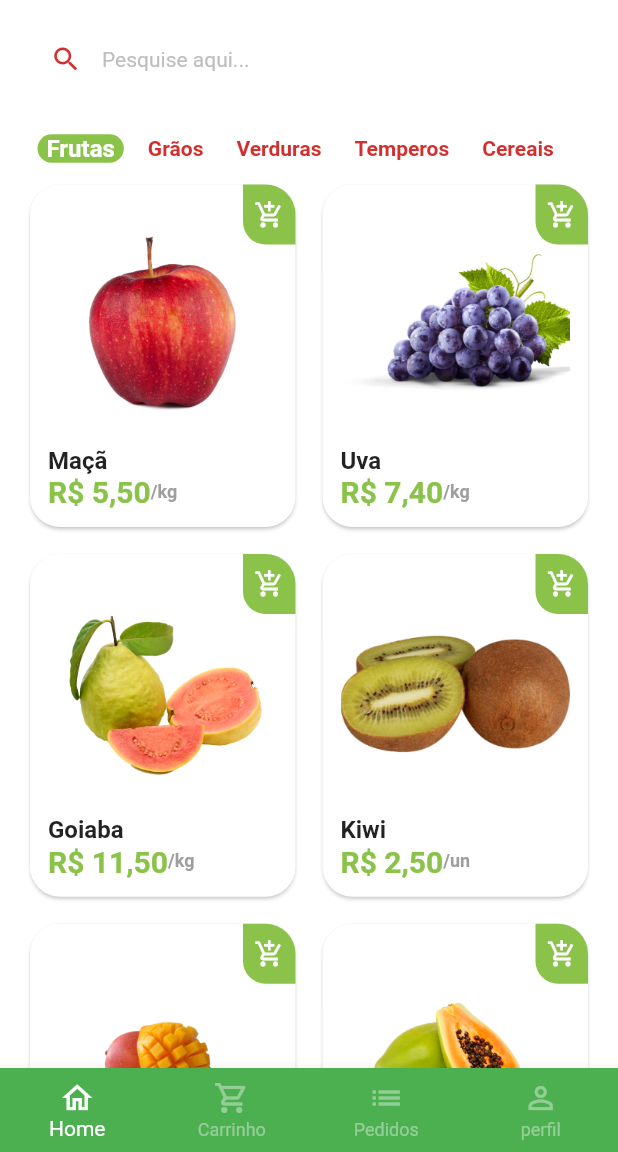
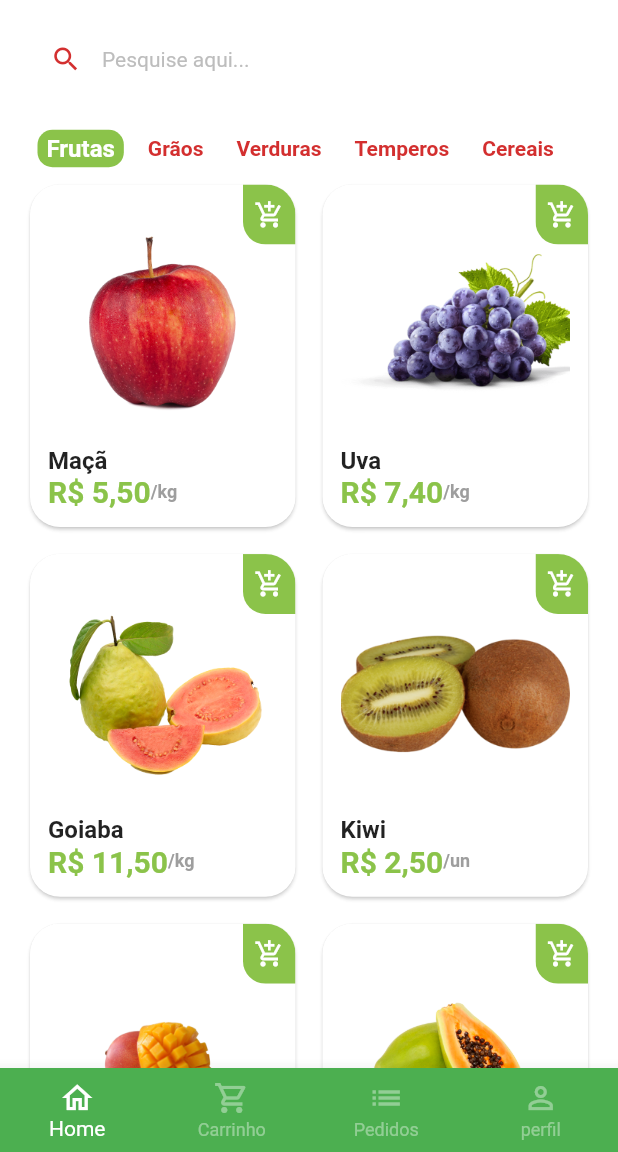
Before and after one commit to gabrieltenachous/greengrocer, a Flutter app: the BaseScreen screen opened directly, after a tap on an icon or button, on a phone screen of 412 x 824 dp, the part 84-1236 px from its top. Run offline on Flutter 3.47's test engine with Material 2 defaults, Android fonts, the phone set to English and light mode, and no system bars; drawn by our look-alikes of badges; our stand-ins replace animated_text_kit, fluttertoast, mask_text_input_formatter, qr_flutter, shimmer; missing offline and left inert: add_to_cart_animation.

Commit message:
greegrocer UI

```diff
--- a/lib/src/pages/base/base_screen.dart
+++ b/lib/src/pages/base/base_screen.dart
@@ -20,13 +20,7 @@ class _BaseScreenState extends State<BaseScreen> {
       body: PageView(
         physics: const NeverScrollableScrollPhysics(),
         controller: pageController,
-        children: const [
-          HomeTab(),
-          CartTab(),
-          OrdersTab(),
-          ProfileTab()
-
-        ],
+        children: const [HomeTab(), CartTab(), OrdersTab(), ProfileTab()],
       ),
       bottomNavigationBar: BottomNavigationBar(
         currentIndex: currentIndex,
@@ -34,7 +28,12 @@ class _BaseScreenState extends State<BaseScreen> {
           setState(
             () {
               currentIndex = index;
-              pageController.jumpToPage(index);
+              // pageController.jumpToPage(index);
+              pageController.animateToPage(
+                index,
+                duration: const Duration(milliseconds: 700),
+                curve: Curves.ease,
+              );
             },
           );
         },
--- a/lib/src/pages/home/components/category_tile.dart
+++ b/lib/src/pages/home/components/category_tile.dart
@@ -1,33 +1,41 @@
-
 import 'package:flutter/material.dart';
 import 'package:greengrocer/src/config/custom_colors.dart';
 
 class CategoryTile extends StatelessWidget {
   const CategoryTile(
-      {super.key, required this.category, required this.isSelected,required this.onPressed});
+      {super.key,
+      required this.category,
+      required this.isSelected,
+      required this.onPressed});
 
   final String category;
   final bool isSelected;
   final VoidCallback onPressed;
   @override
   Widget build(BuildContext context) {
-    return GestureDetector(
-      onTap: onPressed,
-      child: Align(
-        alignment: Alignment.center,
+    return Align(
+      alignment: Alignment.center,
+      child: InkWell(
+        onTap: onPressed,
         child: Container(
-          padding: const EdgeInsets.symmetric(horizontal: 6),
+          padding: const EdgeInsets.symmetric(
+            horizontal: 6,
+            vertical: 3,
+          ),
           decoration: BoxDecoration(
             borderRadius: BorderRadius.circular(10),
-            color: isSelected ? CustomColors.customSwatchColor : Colors.transparent,
+            color: isSelected
+                ? CustomColors.customSwatchColor
+                : Colors.transparent,
           ),
           child: Text(
             category,
             style: TextStyle(
-                color: isSelected ? Colors.white : CustomColors.customContrastColor,
+                color: isSelected
+                    ? Colors.white
+                    : CustomColors.customContrastColor,
                 fontWeight: FontWeight.bold,
-                fontSize: isSelected ? 16 : 14
-              ),
+                fontSize: isSelected ? 16 : 14),
           ),
         ),
       ),
--- a/lib/src/pages/home/components/item_tile.dart
+++ b/lib/src/pages/home/components/item_tile.dart
@@ -4,17 +4,34 @@ import 'package:greengrocer/src/models/item_model.dart';
 import 'package:greengrocer/src/pages/product/product_screen.dart';
 import 'package:greengrocer/src/services/utils_services.dart';
 
-class ItemTile extends StatelessWidget {
-
-  ItemTile({
+class ItemTile extends StatefulWidget {
+  const ItemTile({
     super.key,
     required this.item,
     required this.cartAnimationMethod,
   });
   final void Function(GlobalKey) cartAnimationMethod;
   final ItemModel item;
+
+  @override
+  State<ItemTile> createState() => _ItemTileState();
+}
+
+class _ItemTileState extends State<ItemTile> {
   final UtilsServices utilsServices = UtilsServices();
+
   final GlobalKey imageGk = GlobalKey();
+
+  IconData tileIcon = Icons.add_shopping_cart_outlined;
+  Future<void> switchIcon() async {
+    setState(() => tileIcon = Icons.check);
+    await Future.delayed(
+      const Duration(
+        milliseconds: 2000,
+      ),
+    );
+    setState(() => tileIcon = Icons.add_shopping_cart_outlined);
+  }
 
   @override
   Widget build(BuildContext context) {
@@ -26,15 +43,16 @@ class ItemTile extends StatelessWidget {
             Navigator.of(context).push(
               MaterialPageRoute(
                 builder: (c) {
-                  return ProductScreen(item: item);
+                  return ProductScreen(item: widget.item);
                 },
               ),
             );
           },
           child: Card(
             elevation: 1,
-            shape:
-                RoundedRectangleBorder(borderRadius: BorderRadius.circular(20)),
+            shape: RoundedRectangleBorder(
+              borderRadius: BorderRadius.circular(20),
+            ),
             shadowColor: Colors.grey.shade300,
             child: Padding(
               padding: const EdgeInsets.all(
@@ -46,9 +64,9 @@ class ItemTile extends StatelessWidget {
                   //IMAGE
                   Expanded(
                     child: Hero(
-                      tag: item.imgUrl,
+                      tag: widget.item.imgUrl,
                       child: Image.asset(
-                        item.imgUrl,
+                        widget.item.imgUrl,
                         key: imageGk,
                       ),
                     ),
@@ -56,7 +74,7 @@ class ItemTile extends StatelessWidget {
 
                   //NOME
                   Text(
-                    item.itemName,
+                    widget.item.itemName,
                     style: const TextStyle(
                         fontSize: 16, fontWeight: FontWeight.bold),
                   ),
@@ -64,7 +82,7 @@ class ItemTile extends StatelessWidget {
                   Row(
                     children: [
                       Text(
-                        utilsServices.priceToCurrency(item.price),
+                        utilsServices.priceToCurrency(widget.item.price),
                         style: TextStyle(
                           fontSize: 20,
                           fontWeight: FontWeight.bold,
@@ -72,7 +90,7 @@ class ItemTile extends StatelessWidget {
                         ),
                       ),
                       Text(
-                        '/${item.unit}',
+                        '/${widget.item.unit}',
                         style: TextStyle(
                           color: Colors.grey.shade500,
                           fontWeight: FontWeight.bold,
@@ -90,24 +108,29 @@ class ItemTile extends StatelessWidget {
         Positioned(
           top: 4,
           right: 4,
-          child: GestureDetector(
+          child: ClipRRect(
+            borderRadius: const BorderRadius.only(
+              bottomLeft: Radius.circular(15),
+              topRight: Radius.circular(20),
+            ),
+            child: Material(
+              child: InkWell(
                 onTap: () {
-              cartAnimationMethod(imageGk);
+                  switchIcon();
+                  widget.cartAnimationMethod(imageGk);
                 },
-            child: Container(
+                child: Ink(
                   height: 40,
                   width: 35,
                   decoration: BoxDecoration(
                     color: CustomColors.customSwatchColor,
-                borderRadius: const BorderRadius.only(
-                  bottomLeft: Radius.circular(15),
-                  topRight: Radius.circular(20),
+                  ),
+                  child: Icon(
+                    color: Colors.white,
+                    tileIcon,
+                    size: 20,
                   ),
                 ),
-              child: const Icon(
-                color: Colors.white,
-                Icons.add_shopping_cart_outlined,
-                size: 20,
               ),
             ),
           ),
--- a/lib/src/pages/home/home_tab.dart
+++ b/lib/src/pages/home/home_tab.dart
@@ -2,10 +2,14 @@ import 'package:add_to_cart_animation/add_to_cart_animation.dart';
 import 'package:add_to_cart_animation/add_to_cart_icon.dart';
 import 'package:badges/badges.dart';
 import 'package:flutter/material.dart';
+import 'package:fluttertoast/fluttertoast.dart';
 import 'package:greengrocer/src/config/custom_colors.dart';
 import 'package:greengrocer/src/pages/home/components/category_tile.dart';
 import 'package:greengrocer/src/config/app_data.dart' as appData;
 import 'package:greengrocer/src/pages/home/components/item_tile.dart';
+import 'package:greengrocer/src/pages/widgets/app_name_widget.dart';
+import 'package:greengrocer/src/pages/widgets/custom_shimmer.dart';
+import 'package:greengrocer/src/services/utils_services.dart';
 
 class HomeTab extends StatefulWidget {
   const HomeTab({super.key});
@@ -19,11 +23,21 @@ class _HomeTabState extends State<HomeTab> {
   GlobalKey<CartIconKey> globalKeyCartItems = GlobalKey<CartIconKey>();
 
   late Function(GlobalKey) runAddToCardAnimation;
-
+  final UtilsServices utilsServices = UtilsServices();
   void itemSelectedCartAnimations(GlobalKey gkImage) {
     runAddToCardAnimation(gkImage);
   }
 
+  bool isLoading = true;
+  @override
+  void initState() {
+    super.initState();
+    Future.delayed(const Duration(seconds: 3),(){
+      setState(() {
+        isLoading = false;
+      });
+    });
+  }
   @override
   Widget build(BuildContext context) {
     return Scaffold(
@@ -32,21 +46,14 @@ class _HomeTabState extends State<HomeTab> {
         centerTitle: true,
         backgroundColor: Colors.transparent,
         elevation: 0,
-        title:
-            Text.rich(TextSpan(style: const TextStyle(fontSize: 30), children: [
-          TextSpan(
-            text: 'Green',
-            style: TextStyle(
-              color: CustomColors.customSwatchColor,
+        title: GestureDetector(
+          onTap: () {
+            utilsServices.showToast(
+              message: 'Ola Mundo',
+            );
+          },
+          child: const AppNameWidget(),
         ),
-          ),
-          TextSpan(
-            text: 'grocer',
-            style: TextStyle(
-              color: CustomColors.customContrastColor,
-            ),
-          )
-        ])),
         actions: [
           Padding(
             padding: const EdgeInsets.only(top: 15, right: 15),
@@ -106,7 +113,7 @@ class _HomeTabState extends State<HomeTab> {
           Container(
             padding: const EdgeInsets.only(left: 25),
             height: 40,
-            child: ListView.separated(
+            child: !isLoading ? ListView.separated(
               scrollDirection: Axis.horizontal,
               itemBuilder: (_, index) {
                 return CategoryTile(
@@ -121,13 +128,29 @@ class _HomeTabState extends State<HomeTab> {
               },
               separatorBuilder: (_, index) => const SizedBox(width: 10),
               itemCount: appData.categories.length,
+            ): ListView(
+              scrollDirection: Axis.horizontal,
+              children: List.generate(
+                10,
+                (index) => Container(
+                  alignment: Alignment.center,
+                  margin: const EdgeInsets.only(right: 12),
+                  child: CustomShimmer(
+                    height: 20,
+                    width: 80,
+                    borderRadius: BorderRadius.circular(20),
+                  ),
+                ),
+              ),
             ),
           ),
           //GRID
           Expanded(
-            child: GridView.builder(
+            child: !isLoading
+                ? GridView.builder(
                     padding: const EdgeInsets.fromLTRB(16, 0, 16, 16),
-              gridDelegate: const SliverGridDelegateWithFixedCrossAxisCount(
+                    gridDelegate:
+                        const SliverGridDelegateWithFixedCrossAxisCount(
                             crossAxisCount: 2,
                             mainAxisSpacing: 10,
                             crossAxisSpacing: 10,
@@ -139,6 +162,27 @@ class _HomeTabState extends State<HomeTab> {
                       );
                     },
                     itemCount: appData.items.length,
+                  )
+                : GridView.count(
+                    children: List.generate(
+                      10,
+                      (index) => CustomShimmer(
+                        height: double.infinity,
+                        width: double.infinity,
+                        borderRadius: BorderRadius.circular(20),
+                      ),
+                    ),
+                    physics: const BouncingScrollPhysics(),
+                    padding: const EdgeInsets.fromLTRB(
+                      16,
+                      0,
+                      16,
+                      16,
+                    ),
+                    crossAxisCount: 2,
+                    mainAxisSpacing: 10,
+                    crossAxisSpacing: 10,
+                    childAspectRatio: 9 / 11.5,
                   ),
           ),
         ]),
--- /dev/null
+++ b/lib/src/pages/widgets/app_name_widget.dart
@@ -0,0 +1,38 @@
+import 'package:flutter/material.dart';
+import 'package:greengrocer/src/config/custom_colors.dart';
+
+class AppNameWidget extends StatelessWidget {
+  final Color? greenTitleColor;
+  final double textSize;
+
+  const AppNameWidget({
+    Key? key,
+    this.greenTitleColor,
+    this.textSize = 30,
+  }) : super(key: key);
+
+  @override
+  Widget build(BuildContext context) {
+    return Text.rich(
+      TextSpan(
+        style: TextStyle(
+          fontSize: textSize,
+        ),
+        children: [
+          TextSpan(
+            text: 'Green',
+            style: TextStyle(
+              color: greenTitleColor ?? CustomColors.customSwatchColor,
+            ),
+          ),
+          TextSpan(
+            text: 'grocer',
+            style: TextStyle(
+              color: CustomColors.customContrastColor,
+            ),
+          )
+        ],
+      ),
+    );
+  }
+}
--- /dev/null
+++ b/lib/src/pages/widgets/custom_shimmer.dart
@@ -0,0 +1,40 @@
+import 'package:flutter/material.dart';
+import 'package:shimmer/shimmer.dart';
+
+class CustomShimmer extends StatelessWidget {
+  final double height;
+  final double width;
+  final Color? baseColor;
+  final Color? highlightColor;
+  final bool isRounded;
+  final BorderRadius? borderRadius;
+
+  const CustomShimmer({
+    Key? key,
+    required this.height,
+    required this.width,
+    this.baseColor,
+    this.highlightColor,
+    this.isRounded = false,
+    this.borderRadius,
+  }) : super(key: key);
+
+  @override
+  Widget build(BuildContext context) {
+    return SizedBox(
+      width: width,
+      height: height,
+      child: Shimmer.fromColors(
+        child: Container(
+          decoration: BoxDecoration(
+            color: Colors.white.withAlpha(50),
+            borderRadius: borderRadius ??
+                BorderRadius.circular(isRounded ? height / 2 : 0),
+          ),
+        ),
+        baseColor: baseColor ?? Colors.grey.shade800,
+        highlightColor: highlightColor ?? Colors.grey.shade500,
+      ),
+    );
+  }
+}
```
Also changed, not shown: lib/main.dart (+5 -2 lines), lib/src/pages/auth/sign_in_screen.dart (+4 -22 lines), lib/src/pages/cart/cart_tab.dart (+14 -6 lines), lib/src/pages/splash/splash_screen.dart (added, +63 -0 lines), lib/src/services/utils_services.dart (+14 -0 lines), pubspec.yaml (+8 -0 lines), assets/app_images/app_icon.png (added), pubspec.lock, 26 other files. Lines whose indentation alone changed are shown as unchanged.
